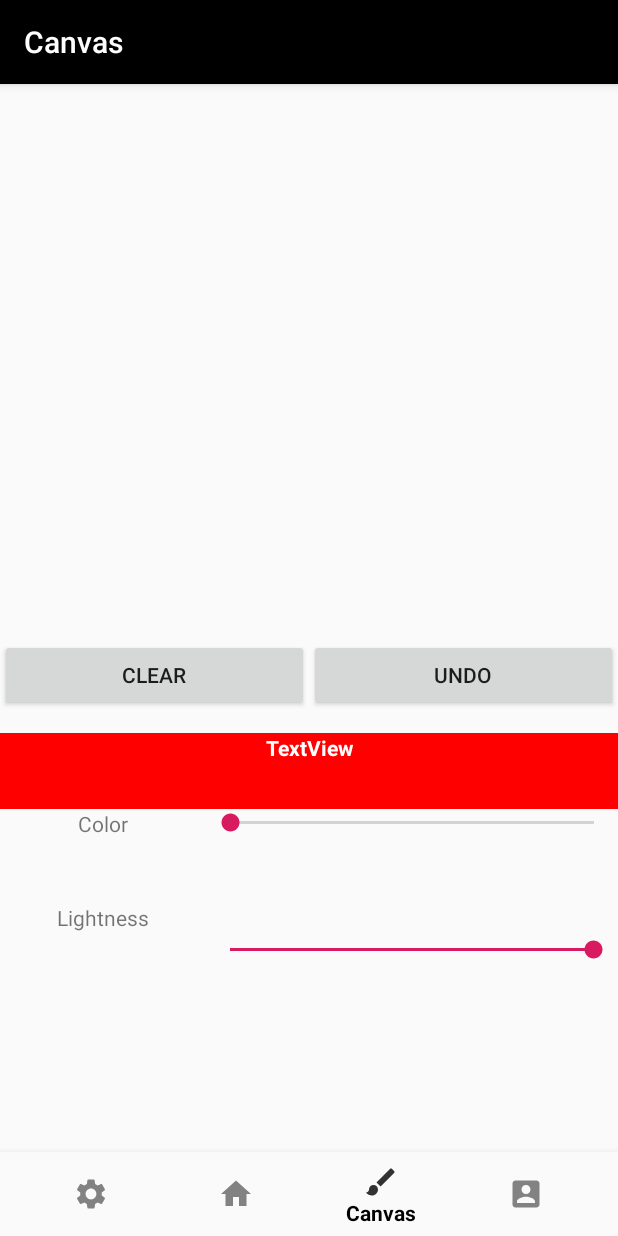
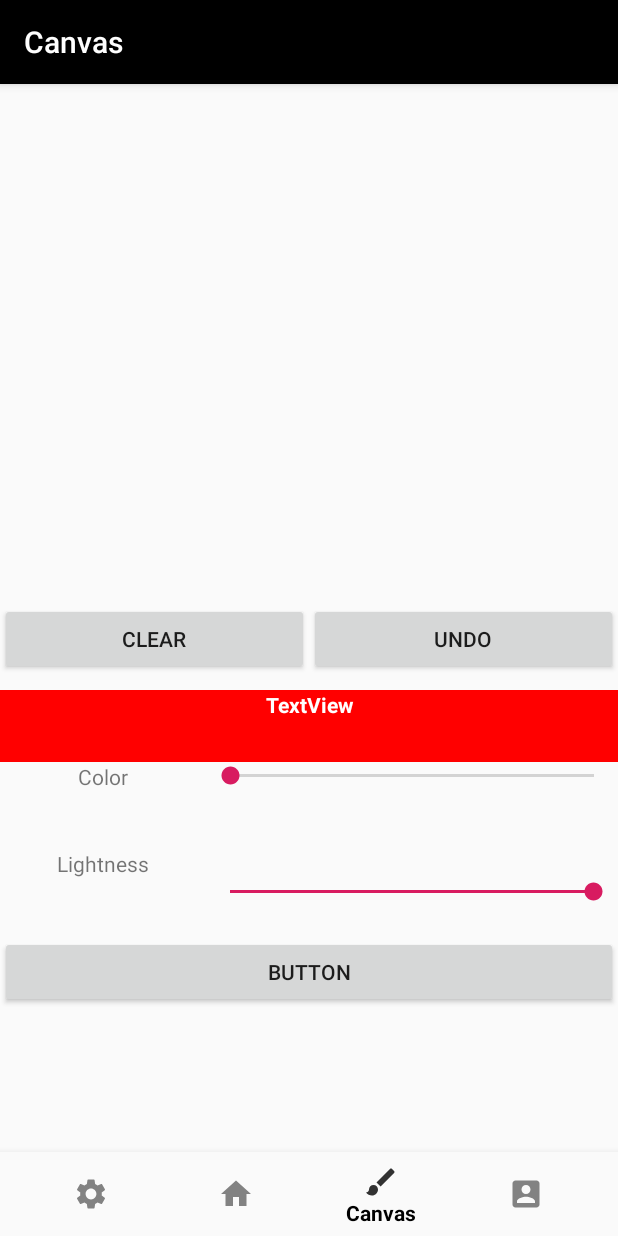
Before and after one commit to CS4518-Group-3/ArtsyApp, an Android app: the CanvasFragment screen opened through its navigation route, on a phone screen of 412 x 824 dp. Run offline under Robolectric (Android 15) with nearby library versions, the phone set to English and light mode, and no system bars; our stand-ins replace navigation-ui.

```diff
--- a/app/src/main/java/com/brycecorbitt/artsyapp/ui/canvas/CanvasView.kt
+++ b/app/src/main/java/com/brycecorbitt/artsyapp/ui/canvas/CanvasView.kt
@@ -16,6 +16,7 @@ class CanvasView(context: Context?, attributeSet: AttributeSet?) : View(context,
         Companion.templatePaint.strokeWidth = 10F
         Companion.templatePaint.color = Color.RED
     }
+    var lastCanvas : Canvas = Canvas()
 
 
     override fun onTouchEvent(event: MotionEvent?): Boolean {
@@ -49,6 +50,10 @@ class CanvasView(context: Context?, attributeSet: AttributeSet?) : View(context,
         for (x in 0 until Companion.pathList.size){
             canvas?.drawPath(Companion.pathList[x], Companion.paintList[x])
         }
+        if (canvas != null) {
+            lastCanvas = canvas
+        }
+
 
         //path.reset()
     }
--- a/app/src/main/res/layout/fragment_canvas.xml
+++ b/app/src/main/res/layout/fragment_canvas.xml
@@ -99,6 +99,12 @@
                 android:layout_weight="2" />
         </LinearLayout>
 
+        <Button
+            android:id="@+id/button"
+            android:layout_width="match_parent"
+            android:layout_height="wrap_content"
+            android:text="Button" />
+
     </LinearLayout>
 
 </androidx.constraintlayout.widget.ConstraintLayout>
```
Also changed, not shown: app/src/main/java/com/brycecorbitt/artsyapp/MainActivity.kt (+8 -0 lines), app/src/main/java/com/brycecorbitt/artsyapp/ui/canvas/CanvasFragment.kt (+73 -8 lines).
